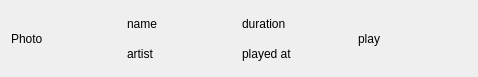
Old version of the form mutak/widgetitem.ui in the repository ahmed-debbech/mutak.
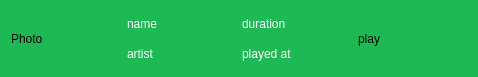
New version of the form.

Commit message: Add the graphic chart like spotify app in the whole UI

Patch:
```diff
--- a/mutak/widgetitem.ui
+++ b/mutak/widgetitem.ui
@@ -13,6 +13,12 @@
   <property name="windowTitle">
    <string>Form</string>
   </property>
+  <property name="windowOpacity">
+   <double>1.000000000000000</double>
+  </property>
+  <property name="styleSheet">
+   <string notr="true">background-color: #1db954</string>
+  </property>
   <layout class="QHBoxLayout" name="horizontalLayout">
    <item>
     <widget class="QLabel" name="photo">
@@ -25,6 +31,9 @@
     <layout class="QVBoxLayout" name="verticalLayout">
      <item>
       <widget class="QLabel" name="name">
+       <property name="styleSheet">
+        <string notr="true">color: white;</string>
+       </property>
        <property name="text">
         <string>name</string>
        </property>
@@ -32,6 +41,9 @@
      </item>
      <item>
       <widget class="QLabel" name="artist">
+       <property name="styleSheet">
+        <string notr="true">color: white;</string>
+       </property>
        <property name="text">
         <string>artist</string>
        </property>
@@ -43,6 +55,9 @@
     <layout class="QVBoxLayout" name="verticalLayout_2">
      <item>
       <widget class="QLabel" name="duration">
+       <property name="styleSheet">
+        <string notr="true">color: white;</string>
+       </property>
        <property name="text">
         <string>duration</string>
        </property>
@@ -50,6 +65,9 @@
      </item>
      <item>
       <widget class="QLabel" name="playedat">
+       <property name="styleSheet">
+        <string notr="true">color: white;</string>
+       </property>
        <property name="text">
         <string>played at</string>
        </property>
```
The commit also changes 2 other files.
